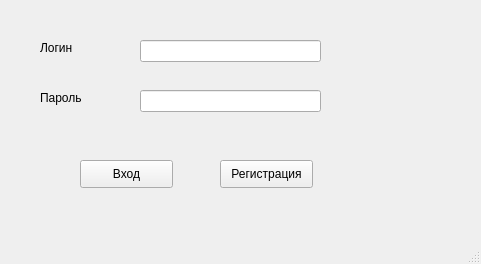
Qt form UI/auth.ui (FlyChar-Messenger/Desktop-client) before a commit.
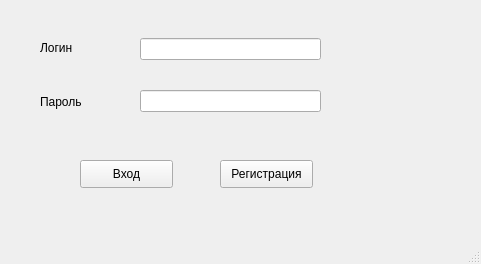
The same form after that commit.

Patch:
```diff
--- a/UI/auth.ui
+++ b/UI/auth.ui
@@ -31,7 +31,7 @@
     <property name="geometry">
      <rect>
       <x>40</x>
-      <y>90</y>
+      <y>94</y>
       <width>55</width>
       <height>16</height>
      </rect>
@@ -57,7 +57,7 @@
     <property name="geometry">
      <rect>
       <x>140</x>
-      <y>40</y>
+      <y>38</y>
       <width>181</width>
       <height>22</height>
      </rect>
```
